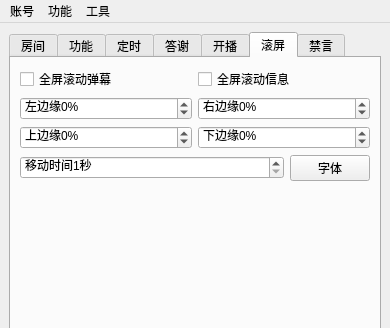
Before: the Qt Designer form mainwindow.ui in iwxyi/Bilibili-MagicalDanmaku, drawn with Qt 5; both pictures show x 0 to 390 and y 0 to 328 of the 390 by 496 pixel window.
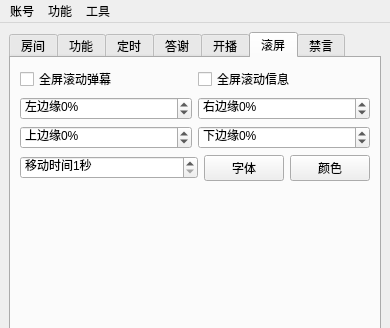
After: the same form once the commit is applied. Icons and pictures are not drawn.

Commit message: 完善全屏滚动弹幕

The edit to the form file:
```diff
--- a/mainwindow.ui
+++ b/mainwindow.ui
@@ -1165,7 +1165,7 @@
          </layout>
         </item>
         <item>
-         <layout class="QHBoxLayout" name="horizontalLayout_31" stretch="1,0">
+         <layout class="QHBoxLayout" name="horizontalLayout_31" stretch="1,0,0">
           <property name="topMargin">
            <number>0</number>
           </property>
@@ -1192,6 +1192,13 @@
             </property>
            </widget>
           </item>
+          <item>
+           <widget class="QPushButton" name="screenDanmakuColorButton">
+            <property name="text">
+             <string>颜色</string>
+            </property>
+           </widget>
+          </item>
          </layout>
         </item>
         <item>
```
Left out of the diff: 15 changed lines with no effect on the pictures. The commit also changes 2 other files.
